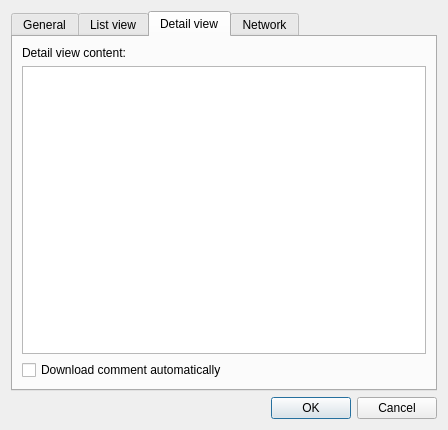
First picture: the form in ui/propertiesdialog.ui, repository GGLinnk/OpenSubtitlesSearch, before the edit.
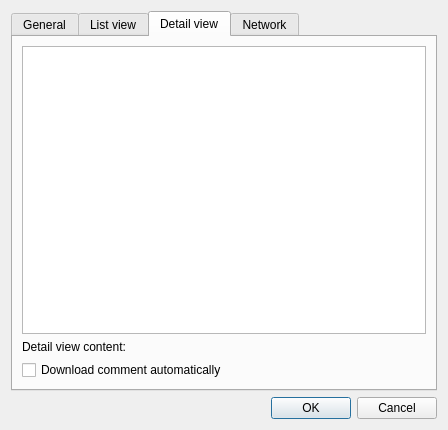
Second picture: the form after the edit. The open tabs and pages were chosen to show the change. Icons and pictures are not drawn. Custom widgets are drawn as their Qt base class.

Commit message: - deletion crash corrected (QPlainTextEdit in ui file instead of QTextEdit)

Patch:
```diff
--- a/ui/propertiesdialog.ui
+++ b/ui/propertiesdialog.ui
@@ -315,6 +315,9 @@
        <string>Detail view</string>
       </attribute>
       <layout class="QVBoxLayout" name="verticalLayout_3">
+       <item>
+        <widget class="SubtitleDetailTextEdit" name="detailContent"/>
+       </item>
        <item>
         <widget class="QLabel" name="label_8">
          <property name="text">
@@ -322,9 +325,6 @@
          </property>
         </widget>
        </item>
-       <item>
-        <widget class="SubtitleDetailTextEdit" name="detailContent"/>
-       </item>
        <item>
         <widget class="QCheckBox" name="AutoDownloadComment">
          <property name="text">
@@ -502,8 +502,8 @@
   </customwidget>
   <customwidget>
    <class>SubtitleDetailTextEdit</class>
-   <extends>QPlainTextEdit</extends>
-   <header location="global">subtitledetailtextedit.h</header>
+   <extends>QTextEdit</extends>
+   <header>subtitledetailtextedit.h</header>
   </customwidget>
  </customwidgets>
  <resources>
```
